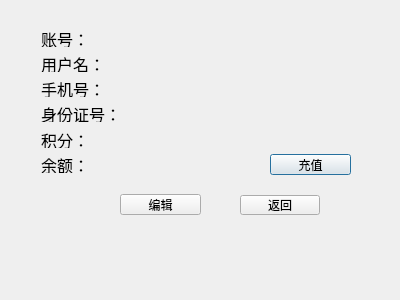
Above: userinfo.ui from ljy9912/summer before the change. Below: the same form after it.
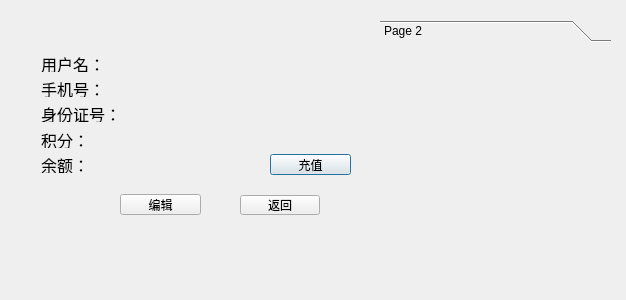
That is the form after the change.

The edit to the form file:
```diff
--- a/userinfo.ui
+++ b/userinfo.ui
@@ -6,7 +6,7 @@
    <rect>
     <x>0</x>
     <y>0</y>
-    <width>400</width>
+    <width>626</width>
     <height>300</height>
    </rect>
   </property>
@@ -39,25 +39,6 @@
     <string>编辑</string>
    </property>
   </widget>
-  <widget class="QLabel" name="ID">
-   <property name="geometry">
-    <rect>
-     <x>41</x>
-     <y>31</y>
-     <width>241</width>
-     <height>16</height>
-    </rect>
-   </property>
-   <property name="font">
-    <font>
-     <family>Arial</family>
-     <pointsize>12</pointsize>
-    </font>
-   </property>
-   <property name="text">
-    <string>账号：</string>
-   </property>
-  </widget>
   <widget class="QLabel" name="phoneNum">
    <property name="geometry">
     <rect>
@@ -166,6 +147,35 @@
     <string>返回</string>
    </property>
   </widget>
+  <widget class="QToolBox" name="toolBox">
+   <property name="geometry">
+    <rect>
+     <x>380</x>
+     <y>20</y>
+     <width>231</width>
+     <height>221</height>
+    </rect>
+   </property>
+   <property name="currentIndex">
+    <number>0</number>
+   </property>
+   <widget class="QWidget" name="welcome">
+    <property name="geometry">
+     <rect>
+      <x>0</x>
+      <y>0</y>
+      <width>231</width>
+      <height>200</height>
+     </rect>
+    </property>
+    <property name="toolTip">
+     <string>&lt;html&gt;&lt;head/&gt;&lt;body&gt;&lt;p&gt;欢迎！&lt;/p&gt;&lt;/body&gt;&lt;/html&gt;</string>
+    </property>
+    <attribute name="label">
+     <string>Page 2</string>
+    </attribute>
+   </widget>
+  </widget>
  </widget>
  <resources/>
  <connections/>
```
Left out of the diff: 2 changed lines with no effect on the pictures.
